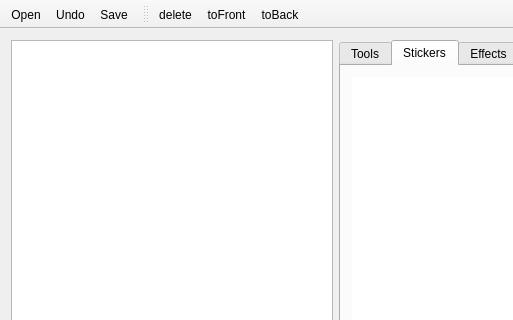
Qt form mainwindow.ui (STommydx/photo-editing-software) before a commit; both pictures show x 0 to 513 and y 0 to 320 of the 600 by 650 pixel window.
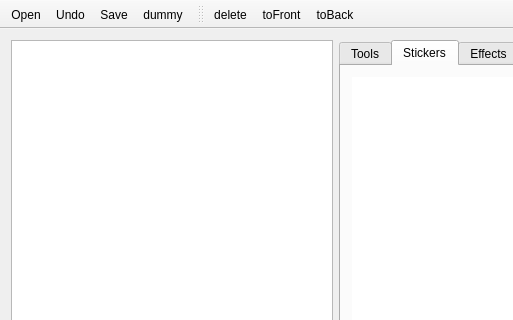
The same form after that commit. The open tabs and pages were chosen to show the change. Icons and pictures are not drawn. Custom widgets are drawn as their Qt base class.

What changed in the file:
```diff
--- a/mainwindow.ui
+++ b/mainwindow.ui
@@ -358,6 +358,7 @@
    <addaction name="actionOpen"/>
    <addaction name="actionTest"/>
    <addaction name="actionSave"/>
+   <addaction name="actionDummy"/>
   </widget>
   <widget class="QToolBar" name="stickerToolbar">
    <property name="windowTitle">
@@ -427,6 +428,15 @@
     <string>Send to back</string>
    </property>
   </action>
+  <action name="actionDummy">
+   <property name="icon">
+    <iconset resource="resources.qrc">
+     <normaloff>:/toolbar/to_front.png</normaloff>:/toolbar/to_front.png</iconset>
+   </property>
+   <property name="text">
+    <string>dummy</string>
+   </property>
+  </action>
  </widget>
  <layoutdefault spacing="6" margin="11"/>
  <customwidgets>
```
Left out of the diff: 4 changed lines with no effect on the pictures.
